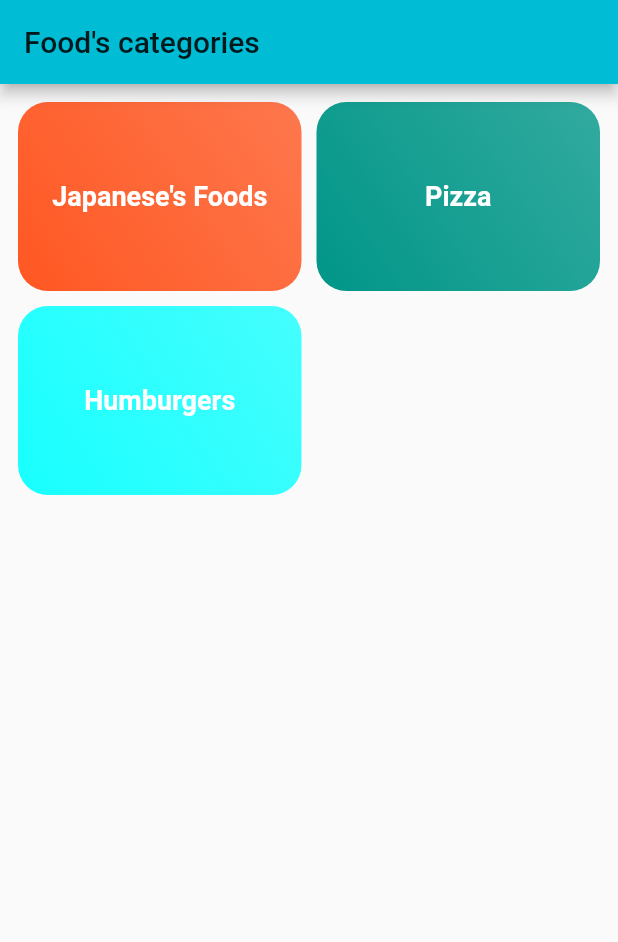
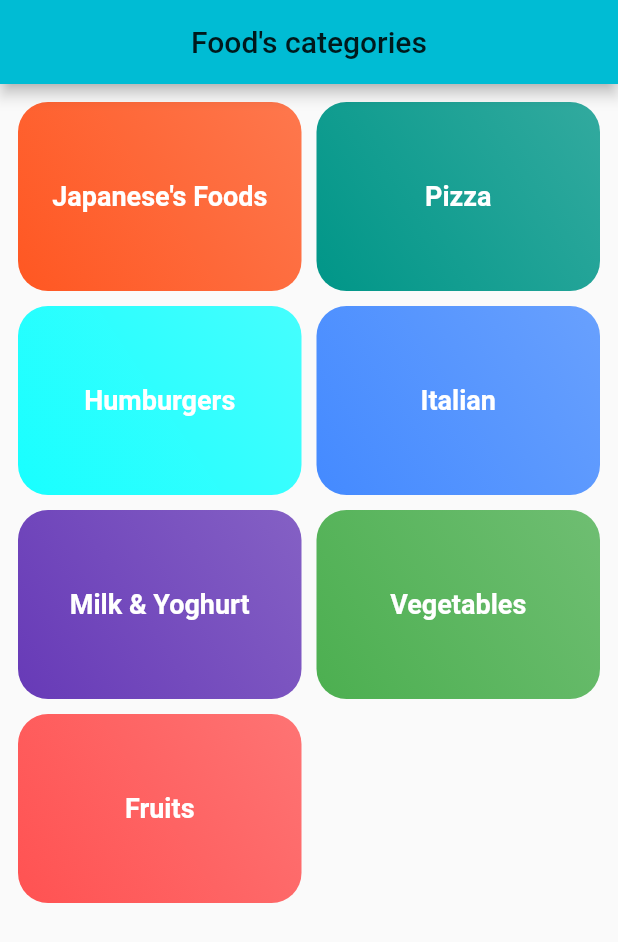
Before and after one commit to tunganh31309/foodapp, a Flutter app: the screen it shows after launch, on a phone screen of 412 x 824 dp. Shown: the top 942 px of the screen. Run offline on Flutter 3.47's test engine with Material 2 defaults, Android fonts, the phone set to English and light mode, and no system bars.

Commit message:
thêm vài category nữa vào file fake_data

```diff
--- a/lib/fake_data.dart
+++ b/lib/fake_data.dart
@@ -5,7 +5,10 @@ const FAKE_CATEGORIES = const [
   Category(id: 1, content: 'Japanese\'s Foods', color: Colors.deepOrange),
   Category(id: 2, content: 'Pizza', color: Colors.teal),
   Category(id: 3, content: 'Humburgers', color: Colors.cyanAccent),
+  Category(id: 4, content: 'Italian', color: Colors.blueAccent),
+  Category(id: 5, content: 'Milk & Yoghurt', color: Colors.deepPurple),
+  Category(id: 6, content: 'Vegetables', color: Colors.green),
+  Category(id: 7, content: 'Fruits', color: Colors.redAccent),
   // id cho từ 1 trở đi rồi tăng lên 1
-
 ];
 // Những dữ liệu mình tự bịa đặt
--- a/lib/main.dart
+++ b/lib/main.dart
@@ -12,7 +12,7 @@ class MyApp extends StatelessWidget {
       theme: ThemeData(primarySwatch: Colors.cyan),
       home: Scaffold(
           appBar: AppBar(
-//          centerTitle: false,
+            centerTitle: true,
             title: const Text('Food\'s categories'),
           ),
           body: SafeArea(
```
